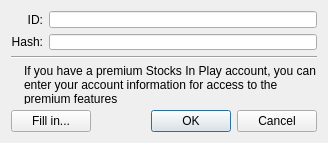
First picture: the form in stocksinplayaccesssetup.ui, repository HappySeaFox/tht, before the edit.
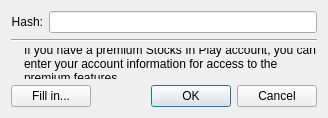
Second picture: the form after the edit.

What changed in the file:
```diff
--- a/stocksinplayaccesssetup.ui
+++ b/stocksinplayaccesssetup.ui
@@ -8,29 +8,14 @@
     <x>0</x>
     <y>0</y>
     <width>328</width>
-    <height>143</height>
+    <height>118</height>
    </rect>
   </property>
   <property name="windowTitle">
    <string extracomment="Window title. Stocks In Play - Stock Screener, http://stocksinplay.ru. It's ok not to translate &quot;Stocks In Play&quot; (e.g. you can just copy-paste &quot;Stocks In Play&quot; to your translation). Means &quot;Configuring access to your Stocks In Play account&quot;">Stocks In Play access setup</string>
   </property>
-  <layout class="QGridLayout" name="gridLayout_3">
-   <item row="0" column="0">
     <layout class="QGridLayout" name="gridLayout">
      <item row="0" column="0">
-      <widget class="QLabel" name="label">
-       <property name="text">
-        <string>ID:</string>
-       </property>
-       <property name="alignment">
-        <set>Qt::AlignRight|Qt::AlignTrailing|Qt::AlignVCenter</set>
-       </property>
-      </widget>
-     </item>
-     <item row="0" column="1">
-      <widget class="QLineEdit" name="lineId"/>
-     </item>
-     <item row="1" column="0">
       <widget class="QLabel" name="label_2">
        <property name="text">
         <string extracomment="Means &quot;Hash key&quot; as in computer science">Hash:</string>
@@ -40,19 +25,17 @@
        </property>
       </widget>
      </item>
-     <item row="1" column="1">
+   <item row="0" column="1">
       <widget class="QLineEdit" name="lineHash"/>
      </item>
-    </layout>
-   </item>
-   <item row="1" column="0">
+   <item row="1" column="0" colspan="2">
     <widget class="Line" name="line">
      <property name="orientation">
       <enum>Qt::Horizontal</enum>
      </property>
     </widget>
    </item>
-   <item row="2" column="0">
+   <item row="2" column="0" colspan="2">
     <layout class="QGridLayout" name="gridLayout_2">
      <item row="0" column="0">
       <widget class="QLabel" name="labelNotePixmap">
@@ -92,7 +75,7 @@
      </property>
     </spacer>
    </item>
-   <item row="4" column="0">
+   <item row="4" column="0" colspan="2">
     <layout class="QHBoxLayout" name="horizontalLayout">
      <item>
       <widget class="QPushButton" name="pushFillIn">
```
Left out of the diff: 1 changed line with no effect on the pictures. Lines whose indentation alone changed are shown as unchanged.
